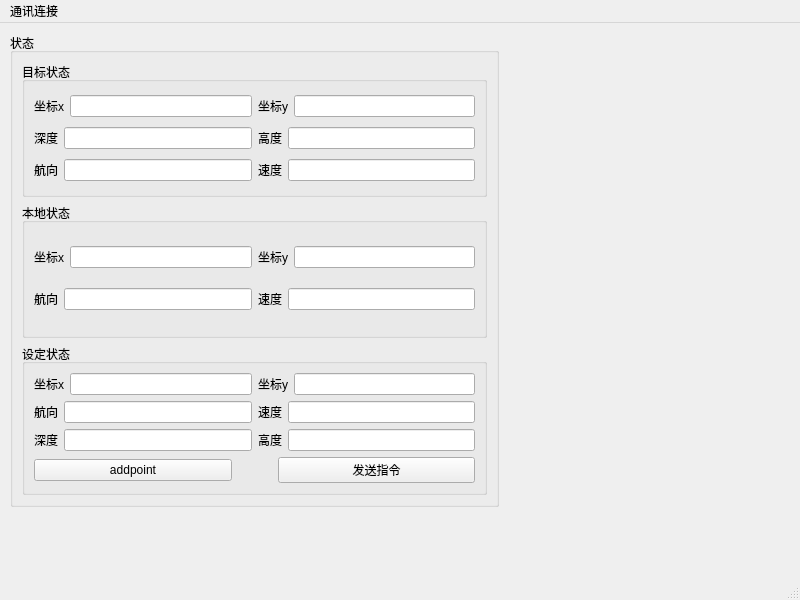
This is mainwindow.ui in youdaous/TraceGUI as Qt 5 draws it before an edit. The edited form follows.
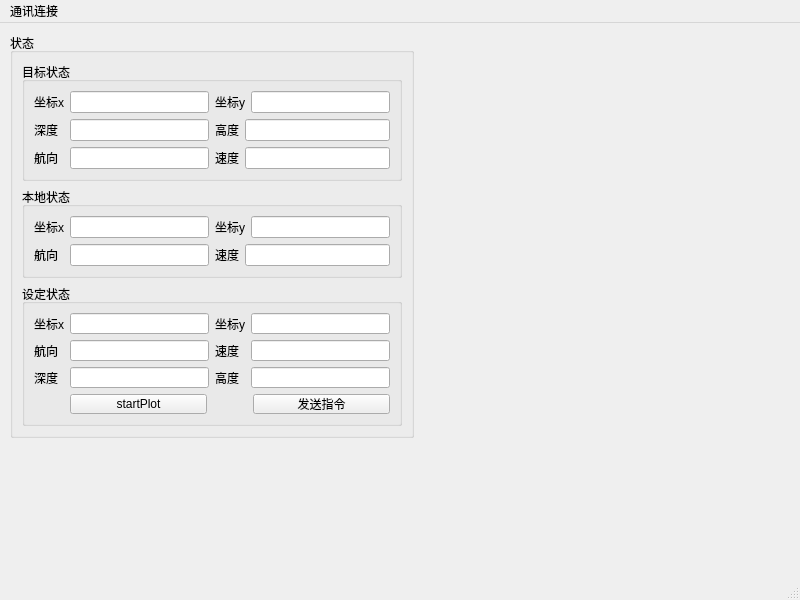
This is the edited form.

Commit message: add plotWidget by QCustomPlot, but existing error!

The edit to the form file:
```diff
--- a/mainwindow.ui
+++ b/mainwindow.ui
@@ -19,8 +19,8 @@
      <rect>
       <x>10</x>
       <y>10</y>
-      <width>489</width>
-      <height>474</height>
+      <width>404</width>
+      <height>405</height>
      </rect>
     </property>
     <property name="title">
@@ -32,80 +32,68 @@
        <property name="title">
         <string>目标状态</string>
        </property>
-       <layout class="QVBoxLayout" name="verticalLayout_2">
-        <item>
-         <layout class="QHBoxLayout" name="horizontalLayout">
-          <item>
+       <layout class="QGridLayout" name="gridLayout">
+        <item row="0" column="0">
            <widget class="QLabel" name="label">
             <property name="text">
              <string>坐标x</string>
             </property>
            </widget>
           </item>
-          <item>
+        <item row="0" column="1">
            <widget class="QLineEdit" name="lineEditTarX"/>
           </item>
-          <item>
+        <item row="0" column="2" colspan="2">
            <widget class="QLabel" name="label_2">
             <property name="text">
              <string>坐标y</string>
             </property>
            </widget>
           </item>
-          <item>
+        <item row="0" column="4">
            <widget class="QLineEdit" name="lineEditTarY"/>
           </item>
-         </layout>
-        </item>
-        <item>
-         <layout class="QHBoxLayout" name="horizontalLayout_2">
-          <item>
+        <item row="1" column="0">
            <widget class="QLabel" name="label_3">
             <property name="text">
              <string>深度</string>
             </property>
            </widget>
           </item>
-          <item>
+        <item row="1" column="1">
            <widget class="QLineEdit" name="lineEditTarDepth"/>
           </item>
-          <item>
+        <item row="1" column="2">
            <widget class="QLabel" name="label_4">
             <property name="text">
              <string>高度</string>
             </property>
            </widget>
           </item>
-          <item>
+        <item row="1" column="3" colspan="2">
            <widget class="QLineEdit" name="lineEditTarHeight"/>
           </item>
-         </layout>
-        </item>
-        <item>
-         <layout class="QHBoxLayout" name="horizontalLayout_3">
-          <item>
+        <item row="2" column="0">
            <widget class="QLabel" name="label_5">
             <property name="text">
              <string>航向</string>
             </property>
            </widget>
           </item>
-          <item>
+        <item row="2" column="1">
            <widget class="QLineEdit" name="lineEditTarHead"/>
           </item>
-          <item>
+        <item row="2" column="2">
            <widget class="QLabel" name="label_6">
             <property name="text">
              <string>速度</string>
             </property>
            </widget>
           </item>
-          <item>
+        <item row="2" column="3" colspan="2">
            <widget class="QLineEdit" name="lineEditTarVel"/>
           </item>
          </layout>
-        </item>
-       </layout>
       </widget>
      </item>
      <item>
@@ -113,56 +101,48 @@
        <property name="title">
         <string>本地状态</string>
        </property>
-       <layout class="QVBoxLayout" name="verticalLayout_3">
-        <item>
-         <layout class="QHBoxLayout" name="horizontalLayout_5">
-          <item>
+       <layout class="QGridLayout" name="gridLayout_2">
+        <item row="0" column="0">
            <widget class="QLabel" name="label_10">
             <property name="text">
              <string>坐标x</string>
             </property>
            </widget>
           </item>
-          <item>
+        <item row="0" column="1">
            <widget class="QLineEdit" name="lineEditLocalX"/>
           </item>
-          <item>
+        <item row="0" column="2" colspan="2">
            <widget class="QLabel" name="label_9">
             <property name="text">
              <string>坐标y</string>
             </property>
            </widget>
           </item>
-          <item>
+        <item row="0" column="4">
            <widget class="QLineEdit" name="lineEditLocalY"/>
           </item>
-         </layout>
-        </item>
-        <item>
-         <layout class="QHBoxLayout" name="horizontalLayout_4">
-          <item>
+        <item row="1" column="0">
            <widget class="QLabel" name="label_7">
             <property name="text">
              <string>航向</string>
             </property>
            </widget>
           </item>
-          <item>
+        <item row="1" column="1">
            <widget class="QLineEdit" name="lineEditLocalHead"/>
           </item>
-          <item>
+        <item row="1" column="2">
            <widget class="QLabel" name="label_8">
             <property name="text">
              <string>速度</string>
             </property>
            </widget>
           </item>
-          <item>
+        <item row="1" column="3" colspan="2">
            <widget class="QLineEdit" name="lineEditLocalVel"/>
           </item>
          </layout>
-        </item>
-       </layout>
       </widget>
      </item>
      <item>
@@ -170,85 +150,76 @@
        <property name="title">
         <string>设定状态</string>
        </property>
-       <layout class="QVBoxLayout" name="verticalLayout">
-        <item>
-         <layout class="QHBoxLayout" name="horizontalLayout_7">
-          <item>
+       <layout class="QGridLayout" name="gridLayout_3">
+        <item row="0" column="0">
            <widget class="QLabel" name="label_14">
             <property name="text">
              <string>坐标x</string>
             </property>
            </widget>
           </item>
-          <item>
+        <item row="0" column="1">
            <widget class="QLineEdit" name="lineEditSetX"/>
           </item>
-          <item>
+        <item row="0" column="2">
            <widget class="QLabel" name="label_13">
             <property name="text">
              <string>坐标y</string>
             </property>
            </widget>
           </item>
-          <item>
+        <item row="0" column="3">
            <widget class="QLineEdit" name="lineEditSetY"/>
           </item>
-         </layout>
-        </item>
-        <item>
-         <layout class="QHBoxLayout" name="horizontalLayout_6">
-          <item>
+        <item row="1" column="0">
            <widget class="QLabel" name="label_11">
             <property name="text">
              <string>航向</string>
             </property>
            </widget>
           </item>
-          <item>
+        <item row="1" column="1">
            <widget class="QLineEdit" name="lineEditSetHead"/>
           </item>
-          <item>
+        <item row="1" column="2">
            <widget class="QLabel" name="label_12">
             <property name="text">
              <string>速度</string>
             </property>
            </widget>
           </item>
-          <item>
+        <item row="1" column="3">
            <widget class="QLineEdit" name="lineEditSetVel"/>
           </item>
-         </layout>
-        </item>
-        <item>
-         <layout class="QHBoxLayout" name="horizontalLayout_8">
-          <item>
+        <item row="2" column="0">
            <widget class="QLabel" name="label_15">
             <property name="text">
              <string>深度</string>
             </property>
            </widget>
           </item>
-          <item>
+        <item row="2" column="1">
            <widget class="QLineEdit" name="lineEditSetDepth"/>
           </item>
-          <item>
+        <item row="2" column="2">
            <widget class="QLabel" name="label_16">
             <property name="text">
              <string>高度</string>
             </property>
            </widget>
           </item>
-          <item>
+        <item row="2" column="3">
            <widget class="QLineEdit" name="lineEditSetHeight"/>
           </item>
-         </layout>
-        </item>
-        <item>
-         <layout class="QHBoxLayout" name="horizontalLayout_9">
+        <item row="3" column="1" colspan="3">
+         <layout class="QHBoxLayout" name="horizontalLayout">
           <item>
            <widget class="QPushButton" name="pushButton">
             <property name="text">
-             <string>addpoint</string>
+             <string>startPlot</string>
+            </property>
+            <property name="checkable">
+             <bool>false</bool>
             </property>
            </widget>
           </item>
```
Left out of the diff: 2 changed lines with no effect on the pictures. Lines whose indentation alone changed are shown as unchanged. The commit also changes 7 other files.
